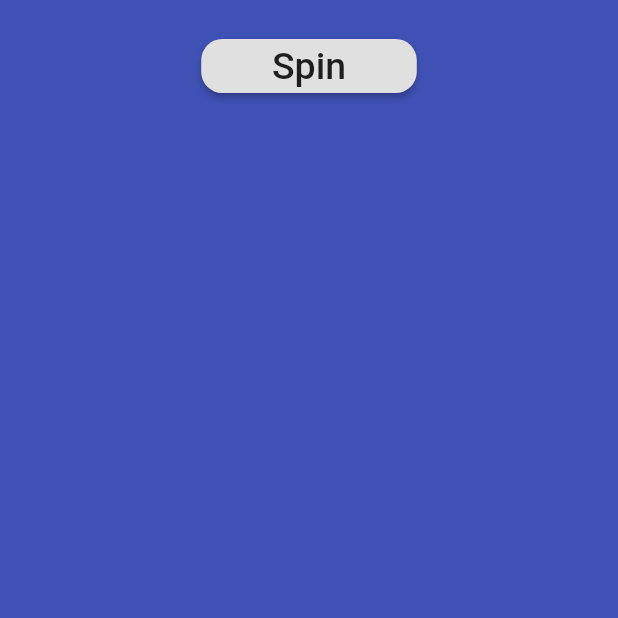
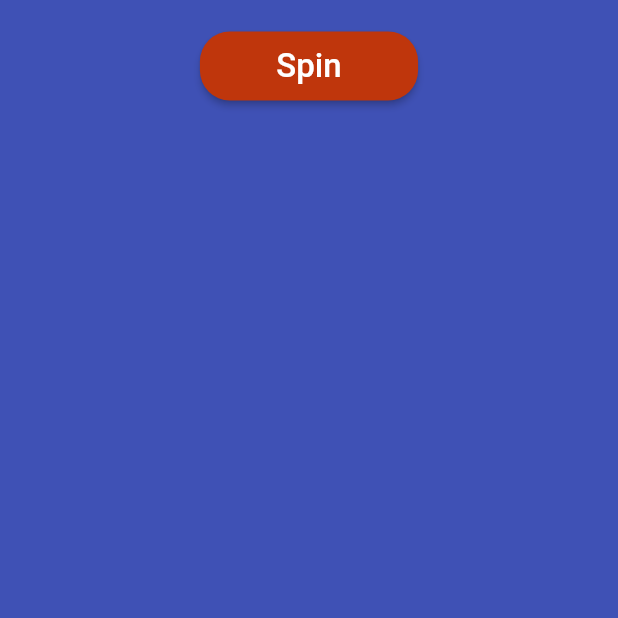
Before and after one commit to timcking/movie_roulette, a Flutter app: the screen it shows after launch, on a phone screen of 412 x 824 dp, the top half of it. Run offline on Flutter 3.47's test engine with Material 2 defaults, Android fonts, the phone set to English and light mode, and no system bars; our stand-ins replace flutter_spinkit, sqflite; accounts and stored records are empty; Roboto replaces fonts that are missing (Spartan MB).

Commit message:
Various improvements

```diff
--- a/lib/main.dart
+++ b/lib/main.dart
@@ -42,7 +42,7 @@ class _MyHomePageState extends State<MyHomePage> {
   var movieDetail;
   var randomMovie;
   var dbPath;
-  static const int MAX_MOVIES = 10;
+  static const int MAX_MOVIES = 12;
   static const String DATABASE = 'movies.db';
   bool showSpin = false;
 
@@ -61,7 +61,7 @@ class _MyHomePageState extends State<MyHomePage> {
     // TCK, have to manually copy the database file from assets to app dir
     // Construct the path to the app's writable database file:
     var dbDir = await getDatabasesPath();
-    dbPath = p.join(dbDir, "movies.db");
+    dbPath = p.join(dbDir, DATABASE);
 
     // Delete any existing database:
     // ToDo: check if database exists
@@ -69,8 +69,9 @@ class _MyHomePageState extends State<MyHomePage> {
 
     if (!exists) {
       // Create the writable database file from the bundled database file:
-      ByteData data = await rootBundle.load("assets/movies.db");
-      List<int> bytes = data.buffer.asUint8List(data.offsetInBytes, data.lengthInBytes);
+      ByteData data = await rootBundle.load("assets/$DATABASE");
+      List<int> bytes =
+          data.buffer.asUint8List(data.offsetInBytes, data.lengthInBytes);
       await File(dbPath).writeAsBytes(bytes);
     }
   }
@@ -84,7 +85,8 @@ class _MyHomePageState extends State<MyHomePage> {
     });
 
     var db = await openDatabase(dbPath);
-    String sql = 'SELECT title_id FROM movie_list ORDER BY RANDOM() LIMIT 10';
+    String sql =
+        'SELECT title_id FROM movie_list ORDER BY RANDOM() LIMIT $MAX_MOVIES';
     listRandom = await db.rawQuery(sql);
 
     for (int i = 0; i < MAX_MOVIES; i++) {
@@ -107,10 +109,9 @@ class _MyHomePageState extends State<MyHomePage> {
     setState(() {
       showSpin = false;
     });
-
   }
 
-  void getMovieDetail (String movieId) async {
+  void getMovieDetail(String movieId) async {
     Navigator.push(context, MaterialPageRoute(builder: (context) {
       return DetailScreen(imdbId: movieId);
     }));
@@ -130,22 +131,29 @@ class _MyHomePageState extends State<MyHomePage> {
             children: <Widget>[
               Container(
                 padding: EdgeInsets.all(20.0),
-                child:
-                RaisedButton(
+                child: ElevatedButton(
+                  child: const Text(
+                    '  Spin  ',
+                    style: TextStyle(
+                      fontSize: 22.0,
+                      fontFamily: 'Roboto',
+                    ),
+                  ),
+                  style: ElevatedButton.styleFrom(
+                    foregroundColor: Colors.white,
+                    backgroundColor: Colors.deepOrange.shade900,
+                    padding: const EdgeInsets.symmetric(
+                        horizontal: 40, vertical: 10),
                     shape: RoundedRectangleBorder(
-                    borderRadius: BorderRadius.circular(14.0),
+                        borderRadius: BorderRadius.circular(20)), // foreground
                   ),
                   onPressed: () {
                     buildRandomMovies();
                   },
-                  child: Text(
-                    '     Spin     ',
-                    style: kButtonTextStyle,
-                  ),
                 ),
               ),
               Visibility(
-                child: SpinKitThreeBounce(
+                child: SpinKitHourGlass(
                   color: Colors.purple,
                   size: 50.0,
                 ),
@@ -158,6 +166,7 @@ class _MyHomePageState extends State<MyHomePage> {
                       Divider(),
                   itemBuilder: (context, index) {
                     return ListTile(
+                      dense: true,
                       onTap: () {
                         getMovieDetail(listRndImdbId[index]);
                       },
@@ -169,8 +178,7 @@ class _MyHomePageState extends State<MyHomePage> {
                               fontSize: 20.0, // insert your font size here
                             ),
                           ),
-                        alignment: Alignment.centerLeft
-                      ),
+                          alignment: Alignment.centerLeft),
                       subtitle: Align(
                         child: Text(
                           listRndYear[index],
--- a/pubspec.yaml
+++ b/pubspec.yaml
@@ -16,7 +16,7 @@ dependencies:
   http: ^0.12.0+2
   url_launcher: ^5.7.10
   flutter_spinkit: "^4.1.2"
-  sqflite: ^1.3.0
+  sqflite:
   path:
 
 dev_dependencies:
```
Also changed, not shown: analysis_options.yaml (added, +29 -0 lines), lib/detail_screen.dart (+19 -10 lines), pubspec.lock, 17 other files. Lines whose indentation alone changed are shown as unchanged.
